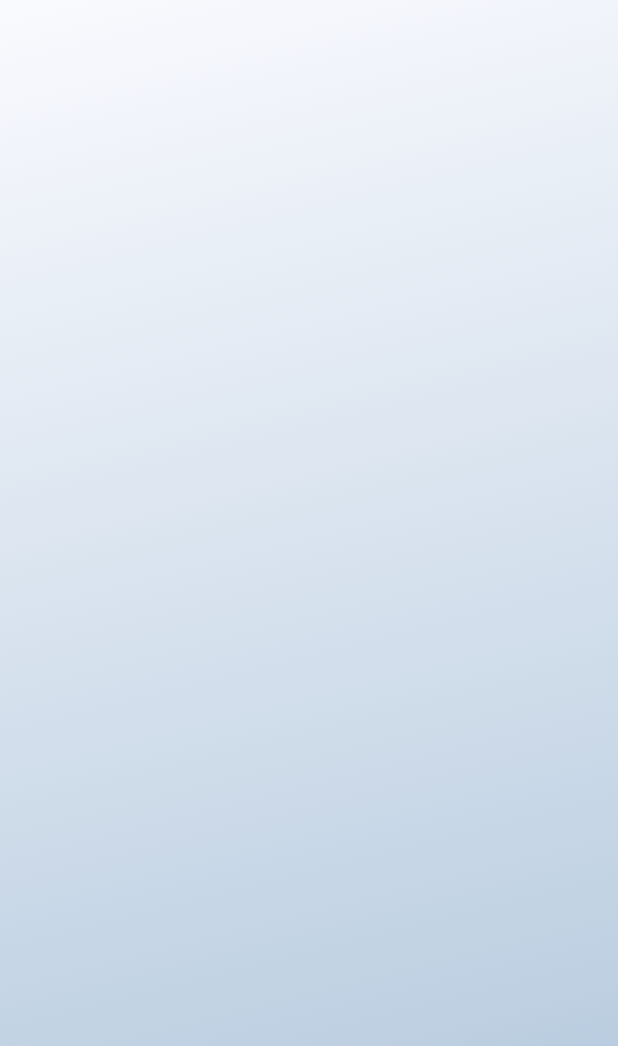
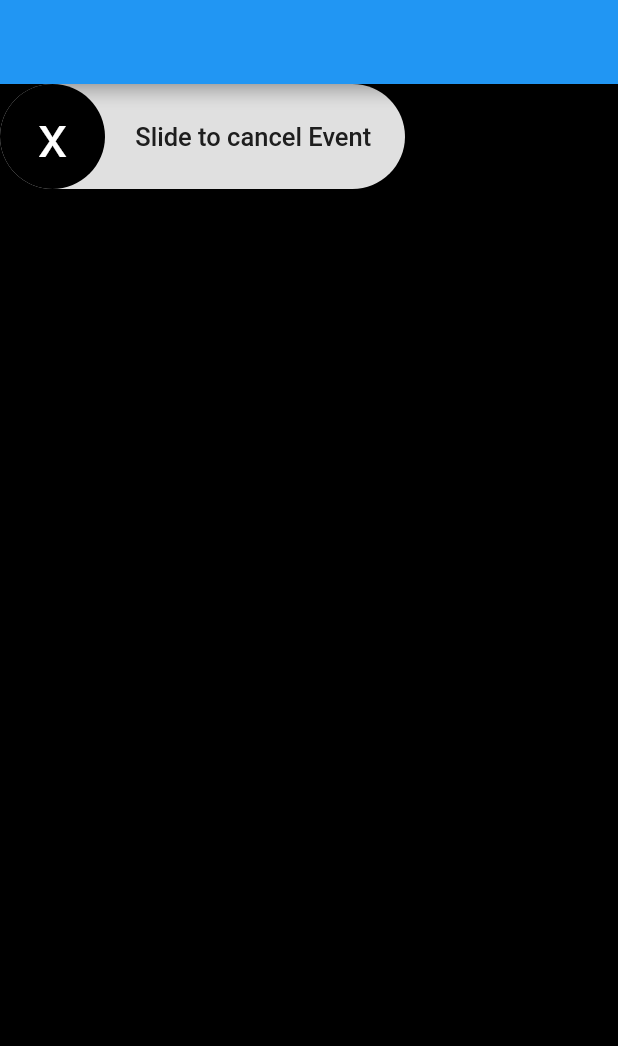
Before and after one commit to ceejayps/banking_app_2, a Flutter app: the screen it shows after launch, on a phone screen of 412 x 824 dp. Shown: the top 1046 px of the screen. Run offline on Flutter 3.47's test engine with Material 2 defaults, Android fonts, the phone set to English and light mode, and no system bars; drawn by our look-alikes of slider_button; missing offline and left inert: dart:ffi, dart:html.

Commit message:
Update landingPage.dart

```diff
--- a/lib/container/pages/landingPage.dart
+++ b/lib/container/pages/landingPage.dart
@@ -1,3 +1,5 @@
+import 'dart:html';
+
 import 'package:flutter/cupertino.dart';
 import 'package:flutter/material.dart';
 import 'package:slider_button/slider_button.dart';
@@ -16,7 +18,33 @@ class landingPage extends StatelessWidget {
               Color.fromARGB(255, 249, 250, 254),
               Color.fromARGB(255, 180, 201, 221)
             ])),
-      child: Stack(children: [Column()]),
-    );
+        child: Scaffold(
+            appBar: AppBar(),
+            backgroundColor: Colors.black,
+            body: Column(
+              children: [
+                SliderButton(
+                  action: () {
+                    ///Do something here
+                  },
+                  label: Text(
+                    'Slide to cancel Event',
+                    style: TextStyle(
+                        color: Color(0xff4a4a4a),
+                        fontWeight: FontWeight.w500,
+                        fontSize: 17),
+                  ),
+                  icon: Text(
+                    'x',
+                    style: TextStyle(
+                      color: Colors.white,
+                      fontWeight: FontWeight.w400,
+                      fontSize: 40,
+                    ),
+                  ),
+                  buttonColor: Colors.black,
+                ),
+              ],
+            )));
   }
 }
```
Lines whose indentation alone changed are shown as unchanged.
